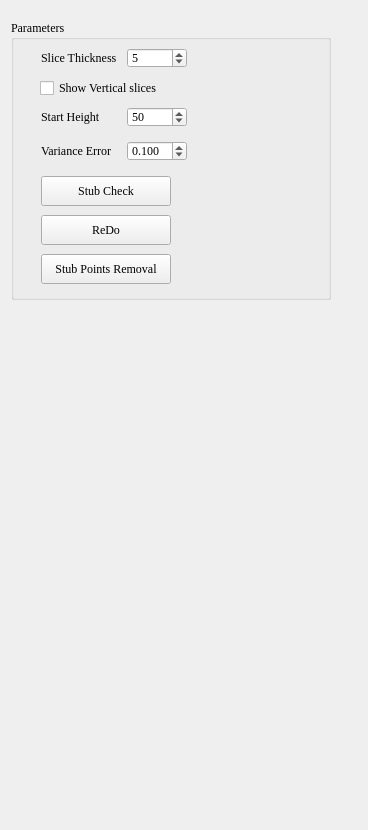
Above: Source/StemStubRemoval.ui from leiyouxy/3DStemModel before the change. Below: the same form after it.
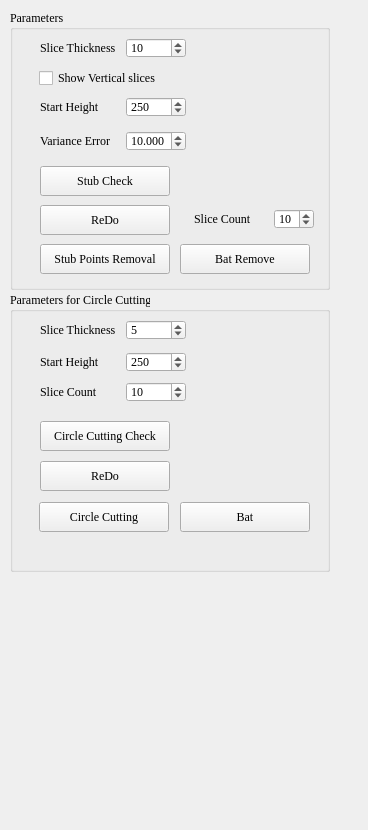
That is the form after the change.

```diff
--- a/Source/StemStubRemoval.ui
+++ b/Source/StemStubRemoval.ui
@@ -25,8 +25,8 @@
    </property>
    <property name="geometry">
     <rect>
-     <x>11</x>
-     <y>20</y>
+     <x>10</x>
+     <y>10</y>
      <width>320</width>
      <height>280</height>
     </rect>
@@ -112,7 +112,7 @@
         <number>1</number>
        </property>
        <property name="value">
-        <number>5</number>
+        <number>10</number>
        </property>
       </widget>
      </item>
@@ -203,13 +203,13 @@
         <number>1</number>
        </property>
        <property name="maximum">
-        <number>100</number>
+        <number>500</number>
        </property>
        <property name="singleStep">
         <number>1</number>
        </property>
        <property name="value">
-        <number>50</number>
+        <number>250</number>
        </property>
       </widget>
      </item>
@@ -265,13 +265,13 @@
         <double>0.001000000000000</double>
        </property>
        <property name="maximum">
-        <double>1.000000000000000</double>
+        <double>20.000000000000000</double>
        </property>
        <property name="singleStep">
         <double>0.005000000000000</double>
        </property>
        <property name="value">
-        <double>0.100000000000000</double>
+        <double>10.000000000000000</double>
        </property>
       </widget>
      </item>
@@ -294,6 +294,371 @@
     </property>
     <property name="text">
      <string>Stub Check</string>
+    </property>
+   </widget>
+   <widget class="QPushButton" name="pushButtonRemoval_Bat">
+    <property name="geometry">
+     <rect>
+      <x>170</x>
+      <y>234</y>
+      <width>130</width>
+      <height>30</height>
+     </rect>
+    </property>
+    <property name="minimumSize">
+     <size>
+      <width>130</width>
+      <height>30</height>
+     </size>
+    </property>
+    <property name="text">
+     <string>Bat Remove</string>
+    </property>
+   </widget>
+   <widget class="QWidget" name="layoutWidget_7">
+    <property name="geometry">
+     <rect>
+      <x>170</x>
+      <y>198</y>
+      <width>148</width>
+      <height>22</height>
+     </rect>
+    </property>
+    <layout class="QHBoxLayout" name="horizontalLayout_13">
+     <item>
+      <widget class="QLabel" name="labelThickNess_8">
+       <property name="minimumSize">
+        <size>
+         <width>60</width>
+         <height>20</height>
+        </size>
+       </property>
+       <property name="maximumSize">
+        <size>
+         <width>60</width>
+         <height>20</height>
+        </size>
+       </property>
+       <property name="text">
+        <string>Slice Count</string>
+       </property>
+      </widget>
+     </item>
+     <item>
+      <widget class="QDoubleSpinBox" name="doubleSpinBoxCount_Start">
+       <property name="minimumSize">
+        <size>
+         <width>40</width>
+         <height>20</height>
+        </size>
+       </property>
+       <property name="maximumSize">
+        <size>
+         <width>40</width>
+         <height>20</height>
+        </size>
+       </property>
+       <property name="decimals">
+        <number>0</number>
+       </property>
+       <property name="minimum">
+        <double>0.000000000000000</double>
+       </property>
+       <property name="maximum">
+        <double>20.000000000000000</double>
+       </property>
+       <property name="singleStep">
+        <double>0.005000000000000</double>
+       </property>
+       <property name="value">
+        <double>10.000000000000000</double>
+       </property>
+      </widget>
+     </item>
+    </layout>
+   </widget>
+  </widget>
+  <widget class="QGroupBox" name="groupBox_2">
+   <property name="enabled">
+    <bool>true</bool>
+   </property>
+   <property name="geometry">
+    <rect>
+     <x>10</x>
+     <y>292</y>
+     <width>320</width>
+     <height>280</height>
+    </rect>
+   </property>
+   <property name="minimumSize">
+    <size>
+     <width>320</width>
+     <height>280</height>
+    </size>
+   </property>
+   <property name="maximumSize">
+    <size>
+     <width>320</width>
+     <height>280</height>
+    </size>
+   </property>
+   <property name="title">
+    <string>Parameters for Circle Cutting</string>
+   </property>
+   <widget class="QWidget" name="layoutWidget_4">
+    <property name="geometry">
+     <rect>
+      <x>30</x>
+      <y>27</y>
+      <width>148</width>
+      <height>22</height>
+     </rect>
+    </property>
+    <layout class="QHBoxLayout" name="horizontalLayout_10">
+     <item>
+      <widget class="QLabel" name="labelThickNess_5">
+       <property name="minimumSize">
+        <size>
+         <width>80</width>
+         <height>20</height>
+        </size>
+       </property>
+       <property name="maximumSize">
+        <size>
+         <width>80</width>
+         <height>20</height>
+        </size>
+       </property>
+       <property name="text">
+        <string>Slice Thickness</string>
+       </property>
+      </widget>
+     </item>
+     <item>
+      <widget class="QSpinBox" name="spinBoxThickNess_ForCircleCut">
+       <property name="minimumSize">
+        <size>
+         <width>60</width>
+         <height>20</height>
+        </size>
+       </property>
+       <property name="maximumSize">
+        <size>
+         <width>60</width>
+         <height>20</height>
+        </size>
+       </property>
+       <property name="minimum">
+        <number>1</number>
+       </property>
+       <property name="maximum">
+        <number>50</number>
+       </property>
+       <property name="singleStep">
+        <number>1</number>
+       </property>
+       <property name="value">
+        <number>5</number>
+       </property>
+      </widget>
+     </item>
+    </layout>
+   </widget>
+   <widget class="QPushButton" name="pushButtonRemoval_CircleCut">
+    <property name="geometry">
+     <rect>
+      <x>29</x>
+      <y>210</y>
+      <width>130</width>
+      <height>30</height>
+     </rect>
+    </property>
+    <property name="minimumSize">
+     <size>
+      <width>130</width>
+      <height>30</height>
+     </size>
+    </property>
+    <property name="text">
+     <string>Circle Cutting</string>
+    </property>
+   </widget>
+   <widget class="QPushButton" name="pushButtonRedo_CircleCut">
+    <property name="geometry">
+     <rect>
+      <x>30</x>
+      <y>169</y>
+      <width>130</width>
+      <height>30</height>
+     </rect>
+    </property>
+    <property name="minimumSize">
+     <size>
+      <width>130</width>
+      <height>30</height>
+     </size>
+    </property>
+    <property name="text">
+     <string>ReDo</string>
+    </property>
+   </widget>
+   <widget class="QWidget" name="layoutWidget_5">
+    <property name="geometry">
+     <rect>
+      <x>30</x>
+      <y>59</y>
+      <width>148</width>
+      <height>22</height>
+     </rect>
+    </property>
+    <layout class="QHBoxLayout" name="horizontalLayout_11">
+     <item>
+      <widget class="QLabel" name="labelThickNess_6">
+       <property name="minimumSize">
+        <size>
+         <width>80</width>
+         <height>20</height>
+        </size>
+       </property>
+       <property name="maximumSize">
+        <size>
+         <width>80</width>
+         <height>20</height>
+        </size>
+       </property>
+       <property name="text">
+        <string>Start Height</string>
+       </property>
+      </widget>
+     </item>
+     <item>
+      <widget class="QSpinBox" name="spinBoxStartHeight_ForCircleCut">
+       <property name="minimumSize">
+        <size>
+         <width>60</width>
+         <height>20</height>
+        </size>
+       </property>
+       <property name="maximumSize">
+        <size>
+         <width>60</width>
+         <height>20</height>
+        </size>
+       </property>
+       <property name="minimum">
+        <number>1</number>
+       </property>
+       <property name="maximum">
+        <number>500</number>
+       </property>
+       <property name="singleStep">
+        <number>1</number>
+       </property>
+       <property name="value">
+        <number>250</number>
+       </property>
+      </widget>
+     </item>
+    </layout>
+   </widget>
+   <widget class="QWidget" name="layoutWidget_6">
+    <property name="geometry">
+     <rect>
+      <x>30</x>
+      <y>89</y>
+      <width>148</width>
+      <height>22</height>
+     </rect>
+    </property>
+    <layout class="QHBoxLayout" name="horizontalLayout_12">
+     <item>
+      <widget class="QLabel" name="labelThickNess_7">
+       <property name="minimumSize">
+        <size>
+         <width>80</width>
+         <height>20</height>
+        </size>
+       </property>
+       <property name="maximumSize">
+        <size>
+         <width>80</width>
+         <height>20</height>
+        </size>
+       </property>
+       <property name="text">
+        <string>Slice Count</string>
+       </property>
+      </widget>
+     </item>
+     <item>
+      <widget class="QDoubleSpinBox" name="doubleSpinBoxCount_ForCircleCut">
+       <property name="minimumSize">
+        <size>
+         <width>60</width>
+         <height>20</height>
+        </size>
+       </property>
+       <property name="maximumSize">
+        <size>
+         <width>60</width>
+         <height>20</height>
+        </size>
+       </property>
+       <property name="decimals">
+        <number>0</number>
+       </property>
+       <property name="minimum">
+        <double>0.000000000000000</double>
+       </property>
+       <property name="maximum">
+        <double>20.000000000000000</double>
+       </property>
+       <property name="singleStep">
+        <double>0.005000000000000</double>
+       </property>
+       <property name="value">
+        <double>10.000000000000000</double>
+       </property>
+      </widget>
+     </item>
+    </layout>
+   </widget>
+   <widget class="QPushButton" name="pushButton_CircleCutCheck">
+    <property name="geometry">
+     <rect>
+      <x>30</x>
+      <y>129</y>
+      <width>130</width>
+      <height>30</height>
+     </rect>
+    </property>
+    <property name="minimumSize">
+     <size>
+      <width>130</width>
+      <height>30</height>
+     </size>
+    </property>
+    <property name="text">
+     <string>Circle Cutting Check</string>
+    </property>
+   </widget>
+   <widget class="QPushButton" name="pushButtonRemoval_BatCircleCut">
+    <property name="geometry">
+     <rect>
+      <x>170</x>
+      <y>210</y>
+      <width>130</width>
+      <height>30</height>
+     </rect>
+    </property>
+    <property name="minimumSize">
+     <size>
+      <width>130</width>
+      <height>30</height>
+     </size>
+    </property>
+    <property name="text">
+     <string>Bat</string>
     </property>
    </widget>
   </widget>
```
